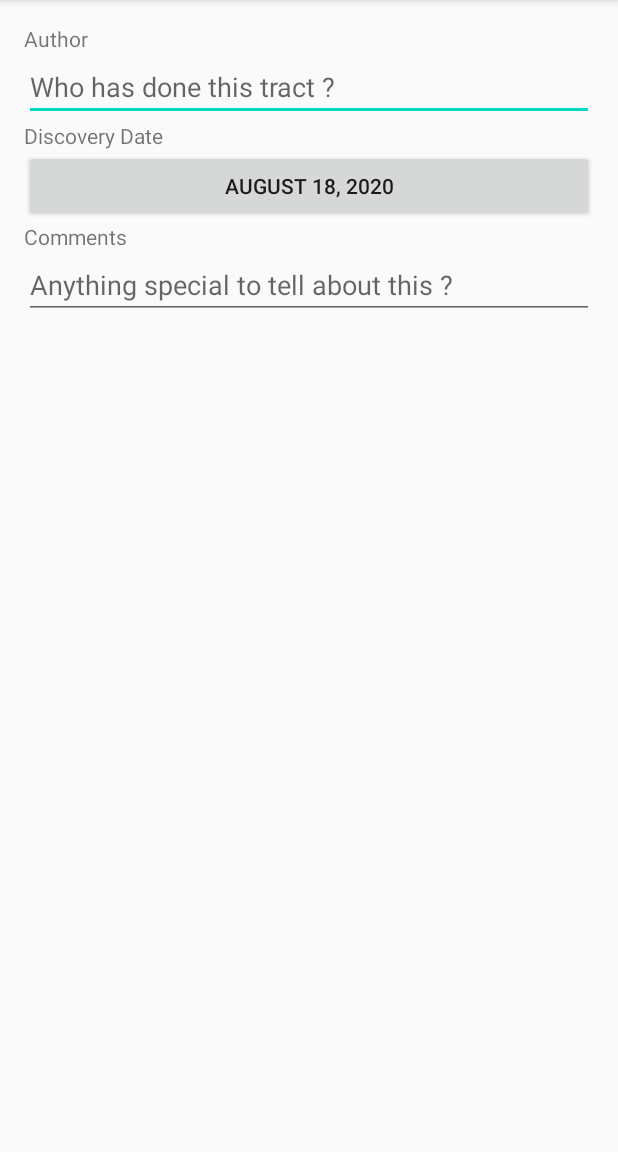
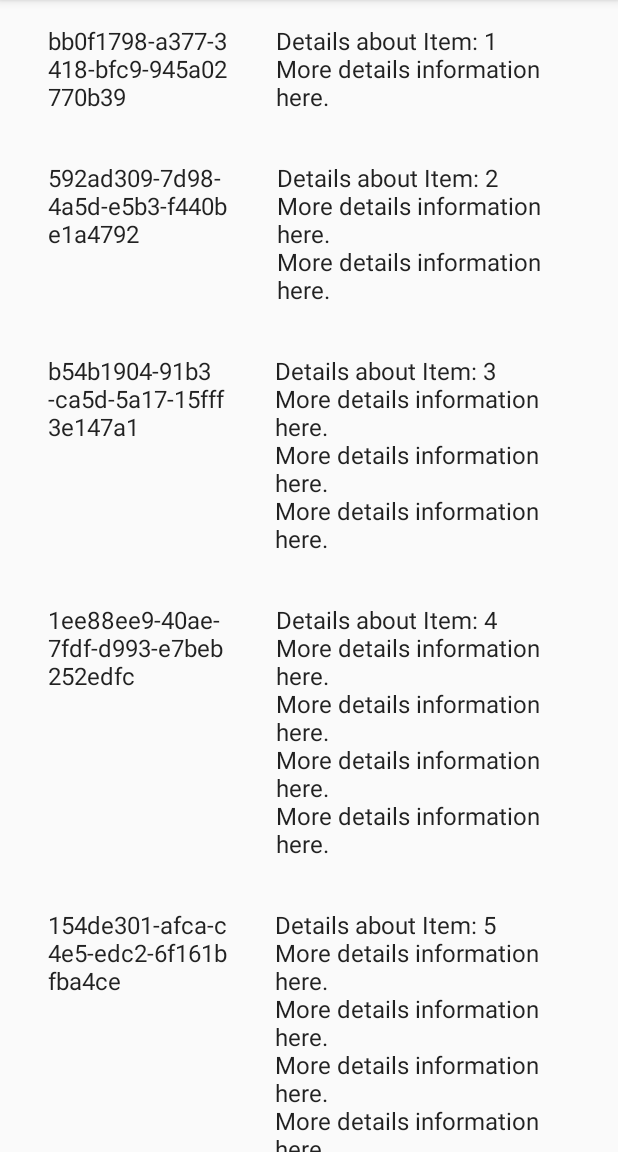
Before and after one commit to mressier/kta-tract-collection, an Android app: the screen it shows after launch (MainActivity), on a phone screen of 412 x 824 dp, the part 84-1236 px from its top. Run offline under Robolectric (Android 15) with nearby library versions, the phone set to English and light mode, and no system bars.

Commit message:
Add dummy list for tracts.

```diff
--- a/KtaTractCollection/app/build.gradle
+++ b/KtaTractCollection/app/build.gradle
@@ -25,6 +25,7 @@ android {
 }
 
 dependencies {
+    implementation 'androidx.recyclerview:recyclerview:1.1.0'
     def nav_version = "2.3.0"
 
     implementation fileTree(dir: "libs", include: ["*.jar"])
--- a/KtaTractCollection/app/src/main/java/com/onion/ktatractcollection/Fragments/TractViewModel.kt
+++ b/KtaTractCollection/app/src/main/java/com/onion/ktatractcollection/Fragments/Tract/TractViewModel.kt
@@ -1,4 +1,4 @@
-package com.onion.ktatractcollection.Fragments
+package com.onion.ktatractcollection.Fragments.Tract
 
 import androidx.lifecycle.ViewModel
 import com.onion.ktatractcollection.Models.Tract
--- /dev/null
+++ b/KtaTractCollection/app/src/main/java/com/onion/ktatractcollection/Fragments/TractList/MyTractRecyclerViewAdapter.kt
@@ -0,0 +1,42 @@
+package com.onion.ktatractcollection.Fragments.TractList
+
+import androidx.recyclerview.widget.RecyclerView
+import android.view.LayoutInflater
+import android.view.View
+import android.view.ViewGroup
+import android.widget.TextView
+import com.onion.ktatractcollection.R
+
+import com.onion.ktatractcollection.Models.Tract
+
+/**
+ * [RecyclerView.Adapter] that can display a [Tract].
+ * TODO: Replace the implementation with code for your data type.
+ */
+class MyTractRecyclerViewAdapter(
+    private val values: List<Tract>
+) : RecyclerView.Adapter<MyTractRecyclerViewAdapter.ViewHolder>() {
+
+    override fun onCreateViewHolder(parent: ViewGroup, viewType: Int): ViewHolder {
+        val view = LayoutInflater.from(parent.context)
+            .inflate(R.layout.fragment_tract_list_item, parent, false)
+        return ViewHolder(view)
+    }
+
+    override fun onBindViewHolder(holder: ViewHolder, position: Int) {
+        val item = values[position]
+        holder.idView.text = item.id.toString()
+        holder.contentView.text = item.comment
+    }
+
+    override fun getItemCount(): Int = values.size
+
+    inner class ViewHolder(view: View) : RecyclerView.ViewHolder(view) {
+        val idView: TextView = view.findViewById(R.id.item_number)
+        val contentView: TextView = view.findViewById(R.id.content)
+
+        override fun toString(): String {
+            return super.toString() + " '" + contentView.text + "'"
+        }
+    }
+}
--- /dev/null
+++ b/KtaTractCollection/app/src/main/java/com/onion/ktatractcollection/Fragments/TractList/TractListFragment.kt
@@ -0,0 +1,62 @@
+package com.onion.ktatractcollection.Fragments.TractList
+
+import android.os.Bundle
+import androidx.fragment.app.Fragment
+import androidx.recyclerview.widget.GridLayoutManager
+import androidx.recyclerview.widget.LinearLayoutManager
+import androidx.recyclerview.widget.RecyclerView
+import android.view.LayoutInflater
+import android.view.View
+import android.view.ViewGroup
+import com.onion.ktatractcollection.R
+import com.onion.ktatractcollection.Fragments.TractList.dummy.DummyContent
+
+/**
+ * A fragment representing a list of Items.
+ */
+class TractListFragment : Fragment() {
+
+    private var columnCount = 1
+
+    override fun onCreate(savedInstanceState: Bundle?) {
+        super.onCreate(savedInstanceState)
+
+        arguments?.let {
+            columnCount = it.getInt(ARG_COLUMN_COUNT)
+        }
+    }
+
+    override fun onCreateView(
+        inflater: LayoutInflater, container: ViewGroup?,
+        savedInstanceState: Bundle?
+    ): View? {
+        val view = inflater.inflate(R.layout.fragment_tract_list, container, false)
+
+        // Set the adapter
+        if (view is RecyclerView) {
+            with(view) {
+                layoutManager = when {
+                    columnCount <= 1 -> LinearLayoutManager(context)
+                    else -> GridLayoutManager(context, columnCount)
+                }
+                adapter = MyTractRecyclerViewAdapter(DummyContent.ITEMS)
+            }
+        }
+        return view
+    }
+
+    companion object {
+
+        // TODO: Customize parameter argument names
+        const val ARG_COLUMN_COUNT = "column-count"
+
+        // TODO: Customize parameter initialization
+        @JvmStatic
+        fun newInstance(columnCount: Int) =
+            TractListFragment().apply {
+                arguments = Bundle().apply {
+                    putInt(ARG_COLUMN_COUNT, columnCount)
+                }
+            }
+    }
+}
--- /dev/null
+++ b/KtaTractCollection/app/src/main/java/com/onion/ktatractcollection/Fragments/TractList/dummy/DummyContent.kt
@@ -0,0 +1,50 @@
+package com.onion.ktatractcollection.Fragments.TractList.dummy
+
+import com.onion.ktatractcollection.Models.Tract
+import java.util.*
+
+/**
+ * Helper class for providing sample content for user interfaces created by
+ * Android template wizards.
+ *
+ * TODO: Replace all uses of this class before publishing your app.
+ */
+object DummyContent {
+
+    /**
+     * An array of sample (dummy) items.
+     */
+    val ITEMS: MutableList<Tract> = ArrayList()
+
+    /**
+     * A map of sample (dummy) items, by ID.
+     */
+    val ITEM_MAP: MutableMap<String, Tract> = HashMap()
+
+    private val COUNT = 5
+
+    init {
+        // Add some sample items.
+        for (i in 1..COUNT) {
+            addItem(createDummyItem(i))
+        }
+    }
+
+    private fun addItem(item: Tract) {
+        ITEMS.add(item)
+    }
+
+    private fun createDummyItem(position: Int): Tract {
+        return Tract(author = "Dummy", discoveryDate = Date(), comment = makeDetails(position))
+    }
+
+    private fun makeDetails(position: Int): String {
+        val builder = StringBuilder()
+        builder.append("Details about Item: ").append(position)
+        for (i in 0..position - 1) {
+            builder.append("\nMore details information here.")
+        }
+        return builder.toString()
+    }
+
+}
--- /dev/null
+++ b/KtaTractCollection/app/src/main/res/layout/fragment_tract_list.xml
@@ -0,0 +1,13 @@
+<?xml version="1.0" encoding="utf-8"?>
+<androidx.recyclerview.widget.RecyclerView xmlns:android="http://schemas.android.com/apk/res/android"
+    xmlns:app="http://schemas.android.com/apk/res-auto"
+    xmlns:tools="http://schemas.android.com/tools"
+    android:id="@+id/list"
+    android:name="com.onion.ktatractcollection.Fragments.TractList.TractListFragment"
+    android:layout_width="match_parent"
+    android:layout_height="match_parent"
+    android:layout_marginLeft="16dp"
+    android:layout_marginRight="16dp"
+    app:layoutManager="LinearLayoutManager"
+    tools:context=".Fragments.TractList.TractListFragment"
+    tools:listitem="@layout/fragment_tract_list_item" />
--- /dev/null
+++ b/KtaTractCollection/app/src/main/res/layout/fragment_tract_list_item.xml
@@ -0,0 +1,22 @@
+<?xml version="1.0" encoding="utf-8"?>
+<LinearLayout xmlns:android="http://schemas.android.com/apk/res/android"
+    android:layout_width="wrap_content"
+    android:layout_height="wrap_content"
+    android:orientation="horizontal">
+
+    <TextView
+        android:id="@+id/item_number"
+        android:layout_width="wrap_content"
+        android:layout_height="wrap_content"
+        android:layout_margin="@dimen/text_margin"
+        android:layout_weight="90"
+        android:textAppearance="?attr/textAppearanceListItem" />
+
+    <TextView
+        android:id="@+id/content"
+        android:layout_width="wrap_content"
+        android:layout_height="wrap_content"
+        android:layout_margin="@dimen/text_margin"
+        android:layout_weight="10"
+        android:textAppearance="?attr/textAppearanceListItem" />
+</LinearLayout>
--- a/KtaTractCollection/app/src/main/res/layout/tract_fragment.xml
+++ b/KtaTractCollection/app/src/main/res/layout/tract_fragment.xml
@@ -4,7 +4,7 @@
     xmlns:tools="http://schemas.android.com/tools"
     android:layout_width="match_parent"
     android:layout_height="match_parent"
-    tools:context=".Fragments.TractFragment">
+    tools:context=".Fragments.Tract.TractFragment">
 
     <TextView
         android:id="@+id/author_text"
--- a/KtaTractCollection/app/src/main/res/navigation/nav_graph.xml
+++ b/KtaTractCollection/app/src/main/res/navigation/nav_graph.xml
@@ -3,11 +3,20 @@
     xmlns:app="http://schemas.android.com/apk/res-auto"
     xmlns:tools="http://schemas.android.com/tools"
     android:id="@+id/nav_graph"
-    app:startDestination="@id/tractFragment">
+    app:startDestination="@id/tractListFragment">
 
     <fragment
         android:id="@+id/tractFragment"
-        android:name="com.onion.ktatractcollection.Fragments.TractFragment"
+        android:name="com.onion.ktatractcollection.Fragments.Tract.TractFragment"
         android:label="tract_fragment"
         tools:layout="@layout/tract_fragment" />
+    <fragment
+        android:id="@+id/tractListFragment"
+        android:name="com.onion.ktatractcollection.Fragments.TractList.TractListFragment"
+        android:label="fragment_tract_list"
+        tools:layout="@layout/fragment_tract_list" >
+        <action
+            android:id="@+id/action_tractListFragment_to_tractFragment"
+            app:destination="@id/tractFragment" />
+    </fragment>
 </navigation>
--- /dev/null
+++ b/KtaTractCollection/app/src/main/res/values/dimens.xml
@@ -0,0 +1,4 @@
+<?xml version="1.0" encoding="utf-8"?>
+<resources>
+    <dimen name="text_margin">16dp</dimen>
+</resources>
```
Also changed, not shown: KtaTractCollection/app/src/main/java/com/onion/ktatractcollection/Fragments/Tract/TractFragment.kt (renamed from KtaTractCollection/app/src/main/java/com/onion/ktatractcollection/Fragments/TractFragment.kt, +1 -7 lines).
